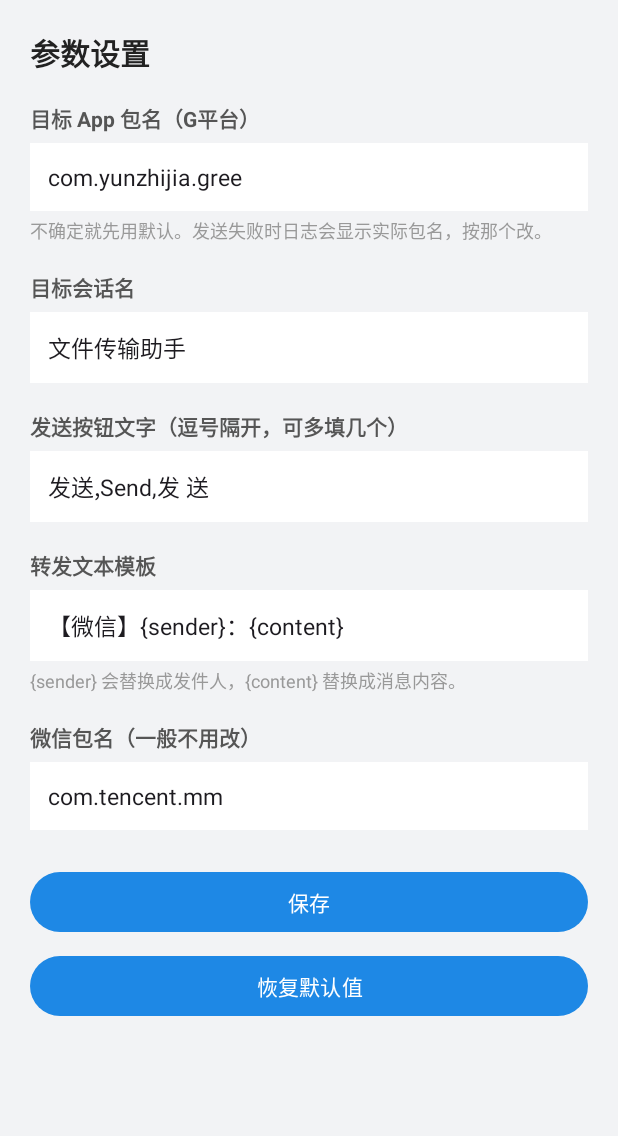
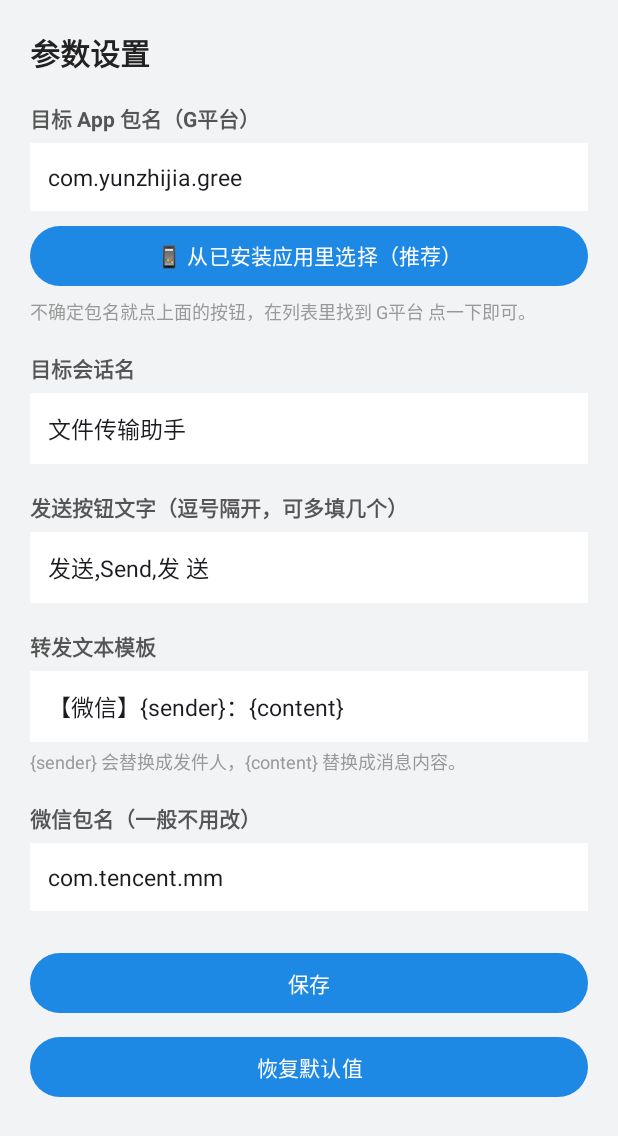
Before and after one commit to kkkl445/web001, an Android app: the SettingsActivity screen opened directly, with no data from a screen before it, on a phone screen of 412 x 824 dp. Shown: the top 1136 px of the screen. Run offline under Robolectric (Android 15) with nearby library versions, the phone set to English and light mode, and no system bars.

Commit message:
Add installed-app picker in settings to select target package
用户的目标包名 com.yunzhijia.gree 不对导致打不开 G平台。
新增「从已安装应用里选择」按钮，列出可启动应用让用户直接点选，免去手输包名。

Co-Authored-By: Claude Fable 5 <noreply@anthropic.com>
Claude-Session: https://claude.ai/code/session_014tbzajsgFBYWpapn8d5B7N

```diff
--- a/android-forwarder/app/src/main/res/layout/activity_settings.xml
+++ b/android-forwarder/app/src/main/res/layout/activity_settings.xml
@@ -21,8 +21,14 @@
         <TextView style="@style/Lbl" android:text="目标 App 包名（G平台）" />
         <EditText android:id="@+id/etTargetPkg" style="@style/Inp"
             android:hint="com.yunzhijia.gree" />
+        <Button
+            android:id="@+id/btnPickApp"
+            android:layout_width="match_parent"
+            android:layout_height="wrap_content"
+            android:layout_marginTop="6dp"
+            android:text="📱 从已安装应用里选择（推荐）" />
         <TextView style="@style/Hint"
-            android:text="不确定就先用默认。发送失败时日志会显示实际包名，按那个改。" />
+            android:text="不确定包名就点上面的按钮，在列表里找到 G平台 点一下即可。" />
 
         <TextView style="@style/Lbl" android:text="目标会话名" />
         <EditText android:id="@+id/etChatName" style="@style/Inp"
```
Also changed, not shown: android-forwarder/app/src/main/java/com/intranet/wxforward/SettingsActivity.kt (+37 -0 lines).
